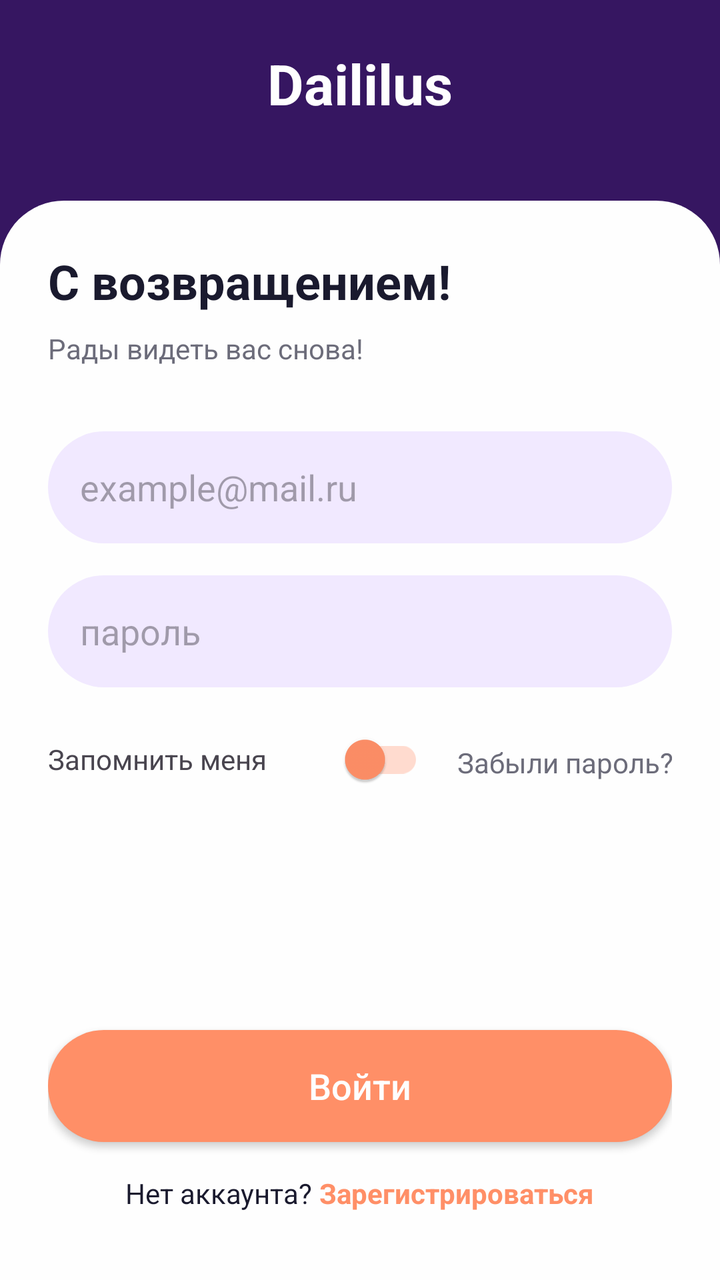
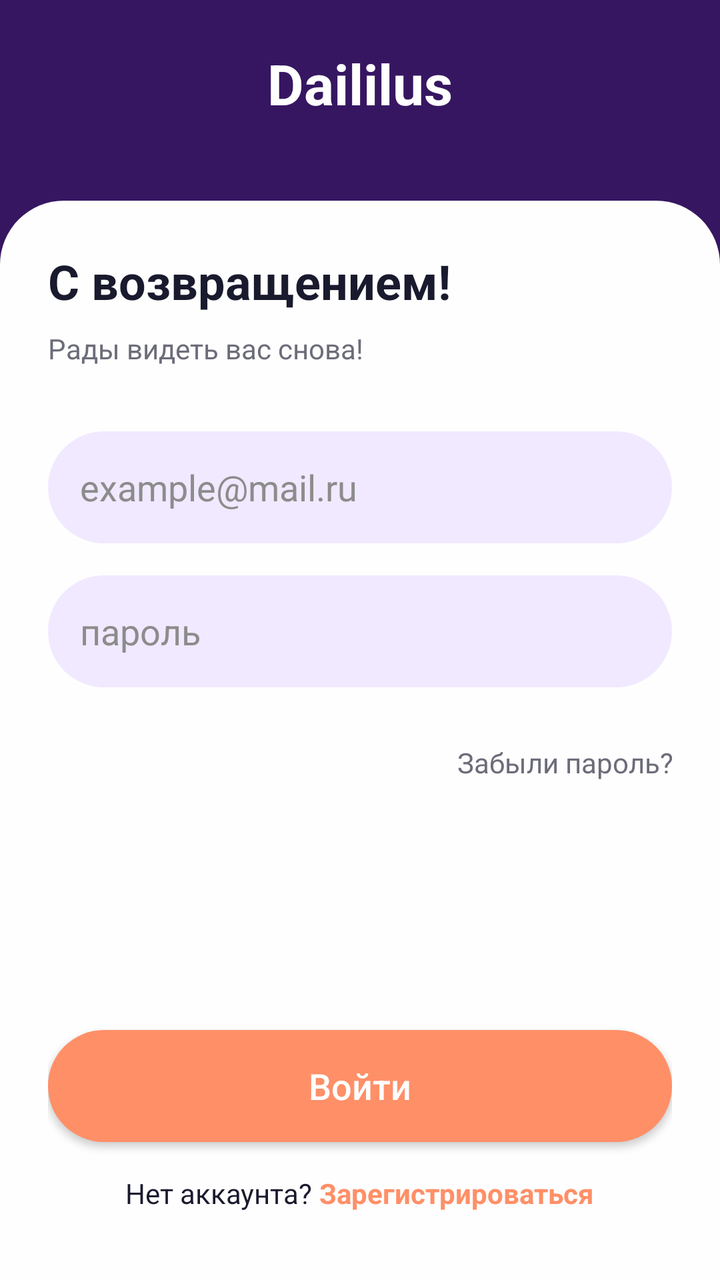

Screens rendered from an Android XML layout before and after an edit, with the pre-edit source and the edit as a unified diff.
<!-- AndroidManifest.xml: application theme Theme.Daililus -->
<!-- res/layout/activity_login.xml -->
<?xml version="1.0" encoding="utf-8"?>
<androidx.constraintlayout.widget.ConstraintLayout xmlns:android="http://schemas.android.com/apk/res/android"
    android:layout_width="match_parent"
    xmlns:app="http://schemas.android.com/apk/res-auto"
    android:layout_height="match_parent"
    android:background="@color/bg_purple">
    <TextView
        android:id="@+id/tvAppName"
        android:layout_width="wrap_content"
        android:layout_height="wrap_content"
        android:text="Daililus"
        android:textColor="@color/white"
        android:textSize="28sp"
        android:textStyle="bold"
        android:fitsSystemWindows="true"
        android:layout_marginTop="23dp"
        app:layout_constraintTop_toTopOf="parent"
        app:layout_constraintStart_toStartOf="parent"
        app:layout_constraintEnd_toEndOf="parent" />

    <LinearLayout
        android:layout_width="match_parent"
        android:layout_height="0dp"
        android:layout_marginTop="40dp"
        android:background="@drawable/bg_top_rounded"
        android:orientation="vertical"
        android:padding="24dp"
        app:layout_constraintBottom_toBottomOf="parent"
        app:layout_constraintTop_toBottomOf="@id/tvAppName">
        <TextView
            android:layout_width="wrap_content"
            android:layout_height="wrap_content"
            android:text="С возвращением!"
            android:textColor="@color/text_main"
            android:textSize="24sp"
            android:textStyle="bold" />
        <TextView
            android:layout_width="wrap_content"
            android:layout_height="wrap_content"
            android:text="Рады видеть вас снова!"
            android:textColor="@color/text_secondary"
            android:layout_marginTop="8dp" />


        <EditText
            android:id="@+id/etEmail"
            android:layout_width="match_parent"
            android:layout_height="56dp"
            android:layout_marginTop="32dp"
            android:background="@drawable/bg_input_field"
            android:hint="example@mail.ru"
            android:paddingStart="16dp"
            android:inputType="textEmailAddress" />
        <EditText
            android:id="@+id/etPassword"
            android:layout_width="match_parent"
            android:layout_height="56dp"
            android:layout_marginTop="16dp"
            android:background="@drawable/bg_input_field"
            android:hint="пароль"
            android:paddingStart="16dp"
            android:inputType="textPassword" />

        <RelativeLayout
            android:layout_width="match_parent"
            android:layout_height="wrap_content"
            android:layout_marginTop="12dp">
            <LinearLayout
                android:layout_width="wrap_content"
                android:layout_height="wrap_content"
                android:gravity="center_vertical"
                android:orientation="horizontal">

                <TextView
                    android:layout_width="140dp"
                    android:layout_height="wrap_content"
                    android:text="Запомнить меня"
                    android:textSize="14sp" />

                <androidx.appcompat.widget.SwitchCompat
                    android:id="@+id/switchRemember"
                    android:layout_width="wrap_content"
                    android:layout_height="wrap_content"
                    app:thumbTint="@color/button_orange"
                    app:trackTint="#FFDBCF" />
            </LinearLayout>

            <TextView
                android:id="@+id/tvForgotPassword"
                android:layout_width="wrap_content"
                android:layout_height="wrap_content"
                android:layout_alignParentEnd="true"
                android:layout_marginEnd="-1dp"
                android:layout_marginTop="16sp"
                android:text="Забыли пароль?"
                android:textColor="@color/text_secondary"
                android:textSize="14sp" />


        </RelativeLayout>

        <View
            android:layout_width="match_parent"
            android:layout_height="0dp"
            android:layout_weight="1" />

        <androidx.appcompat.widget.AppCompatButton
            android:id="@+id/btnLogin"
            android:layout_width="match_parent"
            android:layout_height="56dp"
            android:background="@drawable/bg_input_field"
            android:backgroundTint="@color/button_orange"
            android:text="Войти"
            android:textAllCaps="false"
            android:textColor="@color/white"
            android:textSize="18sp" />

        <LinearLayout
            android:layout_width="wrap_content"
            android:layout_height="wrap_content"
            android:layout_gravity="center"
            android:layout_marginTop="16dp"
            android:layout_marginBottom="10dp"
            android:orientation="horizontal">

            <TextView
                android:layout_width="wrap_content"
                android:layout_height="wrap_content"
                android:text="Нет аккаунта? "
                android:textColor="@color/text_main" />

            <TextView
                android:id="@+id/tvRegisterLink"
                android:layout_width="wrap_content"
                android:layout_height="wrap_content"
                android:text="Зарегистрироваться"
                android:textColor="@color/button_orange"
                android:textStyle="bold" />
        </LinearLayout>
    </LinearLayout>
</androidx.constraintlayout.widget.ConstraintLayout>
<!-- resources referenced by this layout -->
<resources>
  <color name="bg_purple">#361661</color>
  <color name="button_orange">#FF8F67</color>
  <color name="text_main">#1A1A2E</color>
  <color name="text_secondary">#6C6C7A</color>
  <color name="white">#FEFEFE</color>
  <!-- drawable bg_input_field (drawable) -->
  <?xml version="1.0" encoding="utf-8"?>
  <shape xmlns:android="http://schemas.android.com/apk/res/android">
      <solid android:color="#F1E9FF" /> <corners android:radius="28dp" />
  </shape>
  <!-- drawable bg_top_rounded (drawable) -->
  <?xml version="1.0" encoding="utf-8"?>
  <shape xmlns:android="http://schemas.android.com/apk/res/android">
      <solid android:color="@color/white" />
      <corners
          android:topLeftRadius="32dp"
          android:topRightRadius="32dp" />
  </shape>
  <style name="Theme.Daililus" parent="Base.Theme.Daililus" />
  <style name="Base.Theme.Daililus" parent="Theme.Material3.DayNight.NoActionBar">
          
          
      </style>
</resources>

<!-- the commit's change to res/layout/activity_login.xml (unified diff, before → after) -->
@@ -49,6 +49,8 @@
             android:layout_marginTop="32dp"
             android:background="@drawable/bg_input_field"
             android:hint="example@mail.ru"
+            android:textColor="#000000"
+            android:textColorHint="#8C8C8C"
             android:paddingStart="16dp"
             android:inputType="textEmailAddress" />
         <EditText
@@ -56,6 +58,8 @@
             android:layout_width="match_parent"
             android:layout_height="56dp"
             android:layout_marginTop="16dp"
+            android:textColor="#000000"
+            android:textColorHint="#8C8C8C"
             android:background="@drawable/bg_input_field"
             android:hint="пароль"
             android:paddingStart="16dp"
@@ -65,25 +69,7 @@
             android:layout_width="match_parent"
             android:layout_height="wrap_content"
             android:layout_marginTop="12dp">
-            <LinearLayout
-                android:layout_width="wrap_content"
-                android:layout_height="wrap_content"
-                android:gravity="center_vertical"
-                android:orientation="horizontal">
 
-                <TextView
-                    android:layout_width="140dp"
-                    android:layout_height="wrap_content"
-                    android:text="Запомнить меня"
-                    android:textSize="14sp" />
-
-                <androidx.appcompat.widget.SwitchCompat
-                    android:id="@+id/switchRemember"
-                    android:layout_width="wrap_content"
-                    android:layout_height="wrap_content"
-                    app:thumbTint="@color/button_orange"
-                    app:trackTint="#FFDBCF" />
-            </LinearLayout>
 
             <TextView
                 android:id="@+id/tvForgotPassword"
